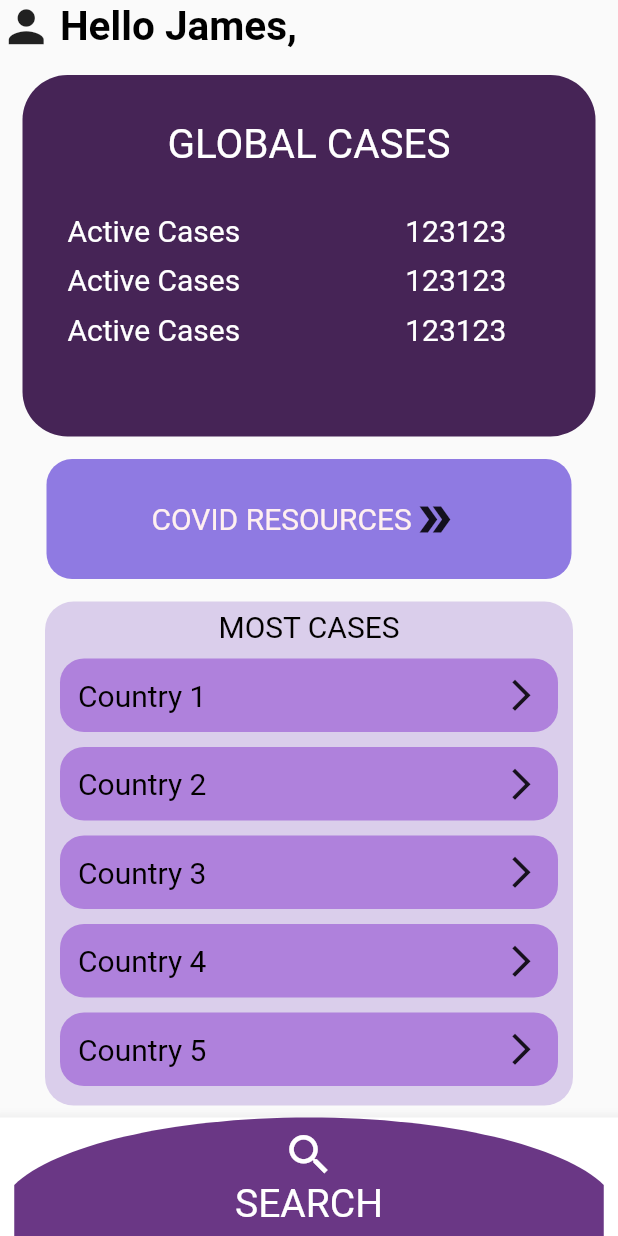
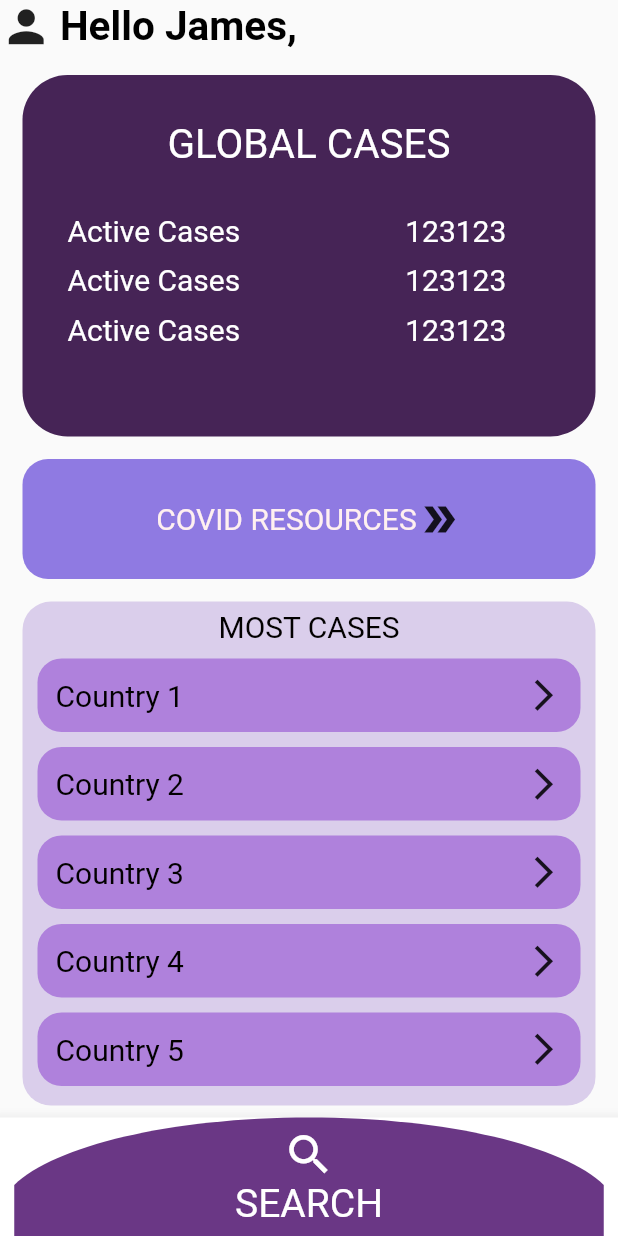
Before and after one commit to Gowtham-M1729/Covid_App-1, a Flutter app: the screen it shows after launch, on a phone screen of 412 x 824 dp. Run offline on Flutter 3.47's test engine with Material 2 defaults, Android fonts, the phone set to English and light mode, and no system bars; our stand-ins replace country_picker, flutter_svg; Roboto replaces fonts that are missing (Segoe UI).

Commit message:
Evenly sized all widgets

```diff
--- a/lib/widgets.dart
+++ b/lib/widgets.dart
@@ -10,8 +10,8 @@ class MostCases extends StatelessWidget {
 
   @override
   Widget build(BuildContext context) {
-    return Padding(
-      padding: const EdgeInsets.fromLTRB(30.0, 15.0, 30.0, 12.0),
+    return Container(
+      padding: const EdgeInsets.fromLTRB(15.0, 15.0, 15.0, 12.0),
       child: Container(
         decoration: BoxDecoration(
           borderRadius: BorderRadius.circular(19.0),
@@ -123,14 +123,15 @@ class CovidResources extends StatelessWidget {
     return GestureDetector(
       onTap: _launchURL,
       child: Container(
-        width: 350.0,
-        padding: EdgeInsets.fromLTRB(70.0, 25.0, 70.0, 25.0),
+        // width: 350.0,
+        margin: EdgeInsets.only(left: 15.0,right: 15.0),
+        padding: EdgeInsets.fromLTRB(0.0, 25.0, 0.0, 25.0),
         decoration: BoxDecoration(
           borderRadius: BorderRadius.circular(17.0),
           color: const Color(0xff8f7ae2),
         ),
         child: Row(
-          //mainAxisAlignment: MainAxisAlignment.spaceEvenly,
+          mainAxisAlignment: MainAxisAlignment.center,
           children: [
             Text(
               'COVID RESOURCES',
```
